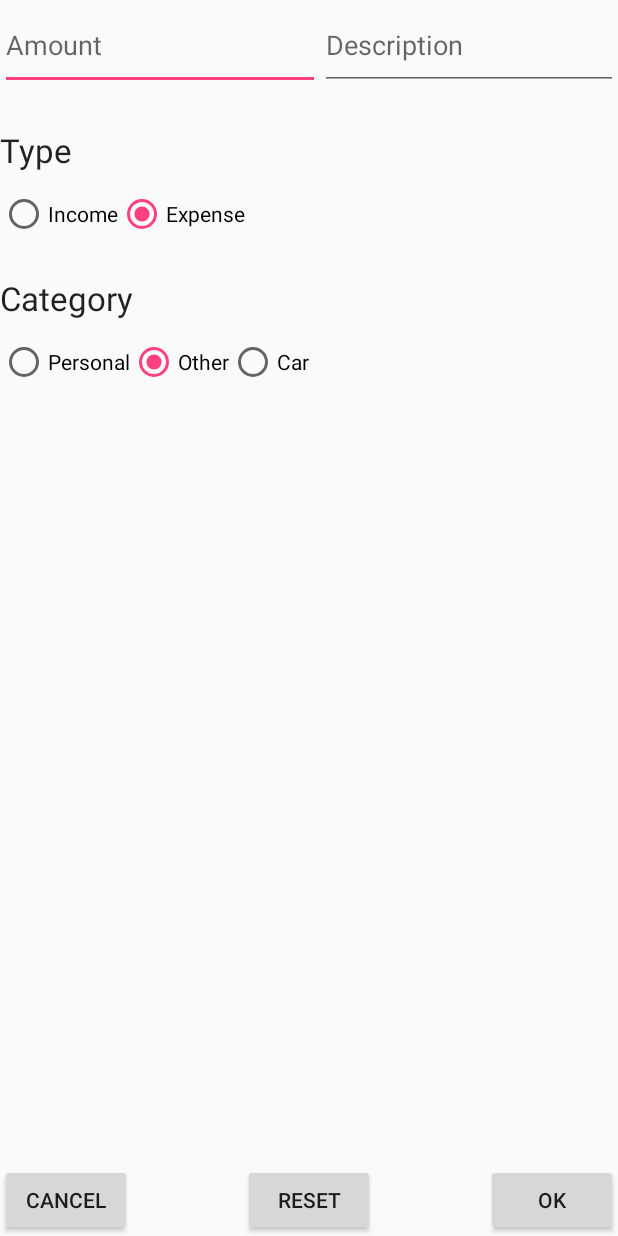
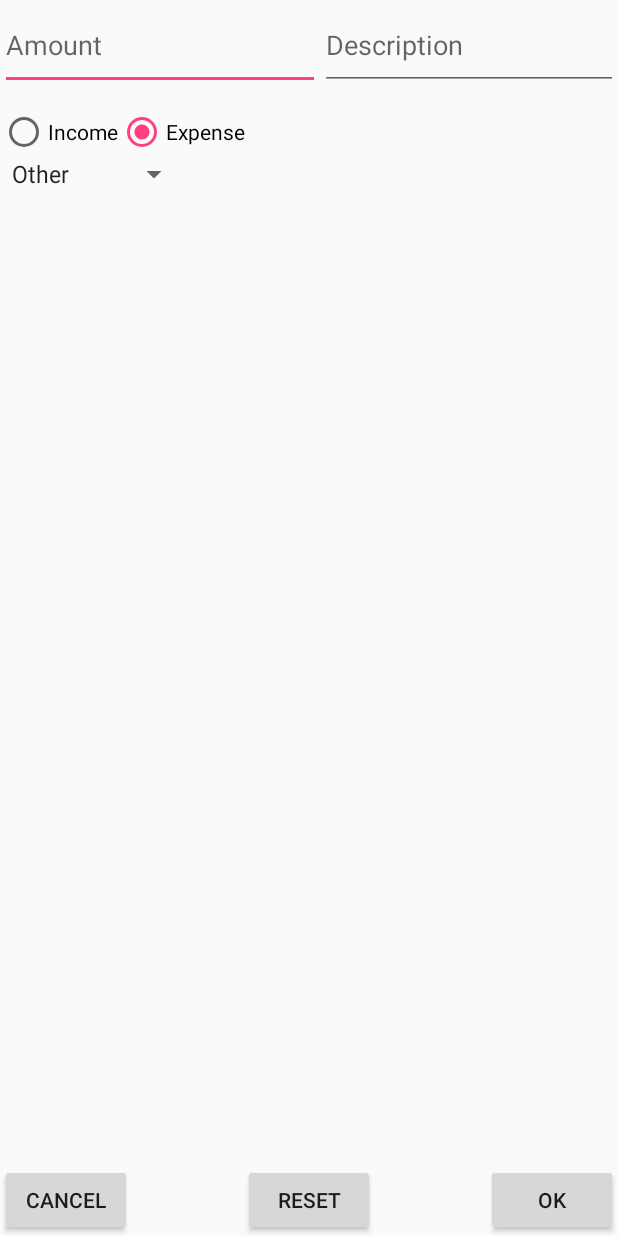
Before and after one commit to acho-bacho/Wallet, an Android app: the AddEntryActivity screen opened directly, with no data from a screen before it, on a phone screen of 412 x 824 dp. Run offline under Robolectric (Android 15) with nearby library versions, the phone set to English and light mode, and no system bars.

Commit message:
created Spinner for Entry category

```diff
--- a/app/src/main/java/com/example/angelk/wallet/AddEntryActivity.java
+++ b/app/src/main/java/com/example/angelk/wallet/AddEntryActivity.java
@@ -9,11 +9,12 @@ import android.content.Intent;
 import android.os.Bundle;
 import android.view.View;
 import android.view.View.OnClickListener;
-import android.view.inputmethod.ExtractedTextRequest;
 import android.widget.Button;
 import android.widget.EditText;
 import android.widget.RadioButton;
 import android.widget.RadioGroup;
+import android.widget.Spinner;
+import android.widget.ArrayAdapter;
 
 public class AddEntryActivity extends Activity
 {
@@ -25,11 +26,12 @@ public class AddEntryActivity extends Activity
     private static String dateString;
 
     private long mEntryToEditId;
+
+
+    // UI elements
+    private Spinner mSpinner;
     private EditText mAmountText;
     private EditText mTitleText;
-
-    private RadioGroup mCategoryRadio;
-    private RadioButton mDefaultCategoryBtn;
     private RadioGroup mTypeRadioGroup;
     private RadioButton mDefaultTypeBtn;
     private Date mDate;
@@ -43,46 +45,47 @@ public class AddEntryActivity extends Activity
         mAmountText = (EditText) findViewById(R.id.amount);
         mTitleText = (EditText) findViewById(R.id.title);
         mDefaultTypeBtn = (RadioButton) findViewById(R.id.typeExpense);
-        mDefaultCategoryBtn = (RadioButton) findViewById(R.id.catOther);
-        mCategoryRadio = (RadioGroup) findViewById(R.id.categoryGroup);
         mTypeRadioGroup = (RadioGroup) findViewById(R.id.typeGroup);
 
         Intent i = getIntent();
         Entry entryToEdit = (Entry) i.getSerializableExtra(Entry.ENTRY_OBJ);
 
-        if(entryToEdit!=null)
+        // In case we EDIT an existing entry -> set fields
+        if (entryToEdit != null)
         {
             mEntryToEditId = i.getLongExtra(Entry.ENTRY_ID, -1);
 
             mAmountText.setText(Float.toString(entryToEdit.getAmount()));
             mTitleText.setText(entryToEdit.getTitle());
 
-            if(entryToEdit.getType()== Entry.Type.EXPENSE)
+            if (entryToEdit.getType() == Entry.Type.EXPENSE)
             {
                 mTypeRadioGroup.check(R.id.typeExpense);
-            }
-            else
+            } else
             {
                 mTypeRadioGroup.check(R.id.typeIncome);
             }
 
-            if(entryToEdit.getCategory() == Entry.Category.PERSONAL)
-            {
-                mCategoryRadio.check(R.id.catPersonal);
-            }
-            else if(entryToEdit.getCategory() == Entry.Category.AUTO)
-            {
-                mCategoryRadio.check(R.id.catAuto);
-            }
-            else
-            {
-                mCategoryRadio.check(R.id.catOther);
-            }
+            mSpinner.setSelection(((ArrayAdapter)mSpinner.getAdapter()).getPosition(entryToEdit.getCategory()));
         }
 
 
         // Set the default date and time
         setDefaultDateTime();
+
+        setCategorySpinner();
+
+
+        mTypeRadioGroup.setOnCheckedChangeListener(
+                new RadioGroup.OnCheckedChangeListener()
+                {
+                    @Override
+                    public void onCheckedChanged(RadioGroup group, int checkedId)
+                    {
+                        setCategorySpinner();
+                    }
+                }
+        );
 
         // OnClickListener for the Cancel Button,
         final Button cancelButton = (Button) findViewById(R.id.cancelButton);
@@ -114,8 +117,8 @@ public class AddEntryActivity extends Activity
             @Override
             public void onClick(View v)
             {
-                // gather ToDoItem data
-                Entry.Category category = getCategory();
+                // gather ENTRY data
+                String category = getCategory();
                 Entry.Type type = getType();
 
                 float amount = mAmountText.getText().length() > 0 ? Float.parseFloat(mAmountText.getText().toString()) : 0;
@@ -139,7 +142,6 @@ public class AddEntryActivity extends Activity
     {
         mTitleText.setText("");
         mDefaultTypeBtn.setChecked(true);
-        mDefaultCategoryBtn.setChecked(true);
     }
     // Do not modify below this point.
 
@@ -188,23 +190,9 @@ public class AddEntryActivity extends Activity
         timeString = hour + ":" + min + ":00";
     }
 
-    private Entry.Category getCategory()
+    private String getCategory()
     {
-        switch (mCategoryRadio.getCheckedRadioButtonId())
-        {
-            case R.id.catPersonal:
-            {
-                return Entry.Category.PERSONAL;
-            }
-            case R.id.catAuto:
-            {
-                return Entry.Category.AUTO;
-            }
-            default:
-            {
-                return Entry.Category.OTHER;
-            }
-        }
+        return mSpinner.getSelectedItem().toString();
     }
 
     private Entry.Type getType()
@@ -226,4 +214,17 @@ public class AddEntryActivity extends Activity
     {
         return mTitleText.getText().toString();
     }
+
+    private void setCategorySpinner()
+    {
+        int spinnerArrayResourceId = getType()== Entry.Type.EXPENSE ? R.array.expense_categories : R.array.income_categories;
+
+        mSpinner = (Spinner) findViewById(R.id.spinner);
+        // Create an ArrayAdapter using the string array and a default mSpinner layout
+        ArrayAdapter<CharSequence> adapter = ArrayAdapter.createFromResource(this, spinnerArrayResourceId, android.R.layout.simple_spinner_item);
+        // Specify the layout to use when the list of choices appears
+        adapter.setDropDownViewResource(android.R.layout.simple_spinner_dropdown_item);
+        // Apply the adapter to the mSpinner
+        mSpinner.setAdapter(adapter);
+    }
 }
--- a/app/src/main/java/com/example/angelk/wallet/Entry.java
+++ b/app/src/main/java/com/example/angelk/wallet/Entry.java
@@ -27,7 +27,7 @@ public class Entry implements Serializable
     public final static String AMOUNT = "amount";
     public final static String TITLE = "title";
     public final static String TYPE = "type";
-    public final static String CATEGORY = "priority";
+    public final static String CATEGORY = "__category";
     public final static String DATE = "date";
     public final static String FILENAME = "filename";
 
@@ -112,11 +112,11 @@ public class Entry implements Serializable
     // package them for transport in an Intent
 
     public static void packageIntent(Intent intent, float amount, String title,
-                                     Category category, Type type, String date)
+                                     String category, Type type, String date)
     {
         intent.putExtra(Entry.AMOUNT, amount);
         intent.putExtra(Entry.TITLE, title);
-        intent.putExtra(Entry.CATEGORY, category.toString());
+        intent.putExtra(Entry.CATEGORY, category);
         intent.putExtra(Entry.TYPE, type.toString());
         intent.putExtra(Entry.DATE, date);
 
--- a/app/src/main/res/layout/add_entry.xml
+++ b/app/src/main/res/layout/add_entry.xml
@@ -13,9 +13,7 @@
         android:layout_alignParentTop="true"
         android:ems="10"
         android:hint="@string/amount_string"
-        android:inputType="numberDecimal"
-        >
-
+        android:inputType="numberDecimal">
         <requestFocus/>
     </EditText>
 
@@ -28,29 +26,17 @@
         android:layout_toEndOf="@+id/amount"
         android:ems="10"
         android:hint="@string/enter_description_string"
-        android:inputType="textShortMessage"
-
-        />
-
+        android:inputType="textShortMessage"/>
 
     <!-- Type -->
 
-    <TextView
-        android:id="@+id/type"
-        android:layout_width="wrap_content"
-        android:layout_height="wrap_content"
-        android:layout_alignParentLeft="true"
-        android:layout_below="@+id/title"
-        android:layout_marginTop="25dp"
-        android:text="@string/type_string"
-        android:textAppearance="?android:attr/textAppearanceLarge"/>
 
     <RadioGroup
         android:id="@+id/typeGroup"
         android:layout_width="match_parent"
         android:layout_height="wrap_content"
         android:layout_alignParentLeft="true"
-        android:layout_below="@id/type"
+        android:layout_below="@id/amount"
         android:layout_marginTop="12dp"
         android:orientation="horizontal">
 
@@ -69,46 +55,14 @@
     </RadioGroup>
 
     <!-- Category -->
-
-    <TextView
-        android:id="@+id/category"
+    <Spinner
         android:layout_width="wrap_content"
         android:layout_height="wrap_content"
-        android:layout_alignParentLeft="true"
-        android:layout_below="@id/typeGroup"
-        android:layout_marginTop="25dp"
-        android:text="@string/category_str"
-        android:textAppearance="?android:attr/textAppearanceLarge"/>
-
-    <RadioGroup
-        android:id="@+id/categoryGroup"
-        android:layout_width="match_parent"
-        android:layout_height="wrap_content"
-        android:layout_alignParentLeft="true"
-        android:layout_below="@id/category"
-        android:layout_marginTop="12dp"
-        android:orientation="horizontal"
-        android:text="@string/amount_string">
-
-        <RadioButton
-            android:id="@+id/catPersonal"
-            android:layout_width="wrap_content"
-            android:layout_height="wrap_content"
-            android:text="@string/cat_personal_string"/>
-
-        <RadioButton
-            android:id="@+id/catOther"
-            android:layout_width="wrap_content"
-            android:layout_height="wrap_content"
-            android:checked="true"
-            android:text="@string/cat_other_string"/>
-
-        <RadioButton
-            android:id="@+id/catAuto"
-            android:layout_width="wrap_content"
-            android:layout_height="wrap_content"
-            android:text="@string/cat_auto_string"/>
-    </RadioGroup>
+        android:id="@+id/spinner"
+        android:layout_below="@+id/typeGroup"
+        android:layout_alignParentStart="true"
+        android:layout_alignParentEnd="false"
+        />
 
     <!-- Buttons -->
 
@@ -139,4 +93,6 @@
         android:text="@string/submit_string"/>
 
 
+
+
 </RelativeLayout>
--- /dev/null
+++ b/app/src/main/res/values/entry_categories.xml
@@ -0,0 +1,19 @@
+<?xml version="1.0" encoding="utf-8"?>
+<resources>
+    <string-array name="income_categories">
+        <item>Salary</item>
+        <item>Sale/OLX</item>
+        <item>Other</item>
+    </string-array>
+    <string-array name="expense_categories">
+        <item>Other</item>
+        <item>ATM</item>
+        <item>Savings</item>
+        <item>Car</item>
+        <item>Gas</item>
+        <item>Personal</item>
+        <item>Pocket</item>
+        <item>Rent</item>
+        <item>Utilities</item>
+    </string-array>
+</resources>
```
